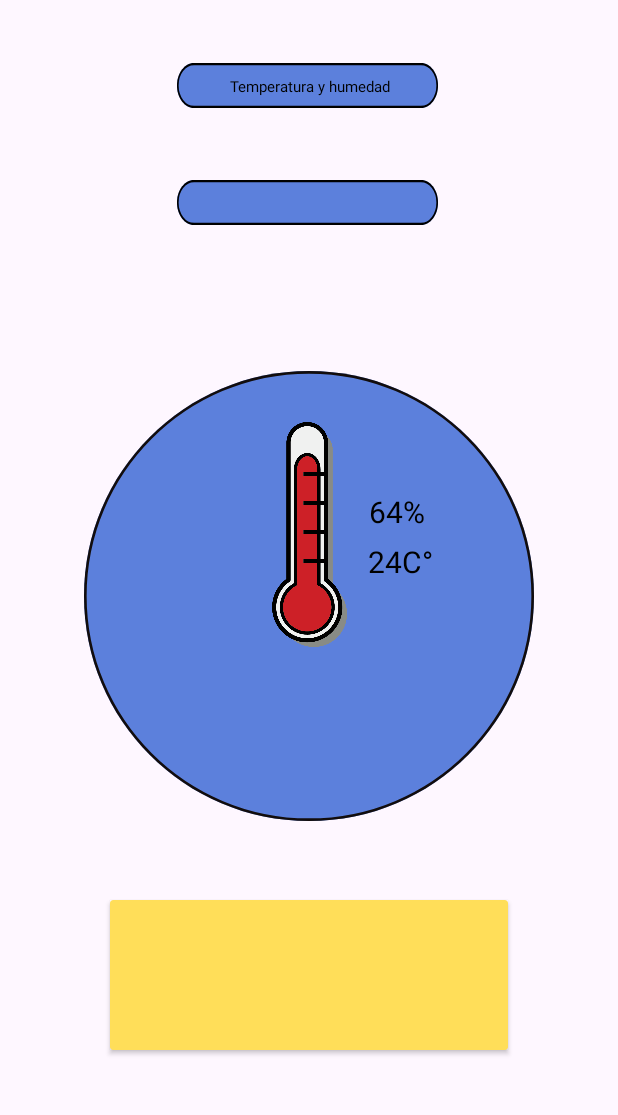
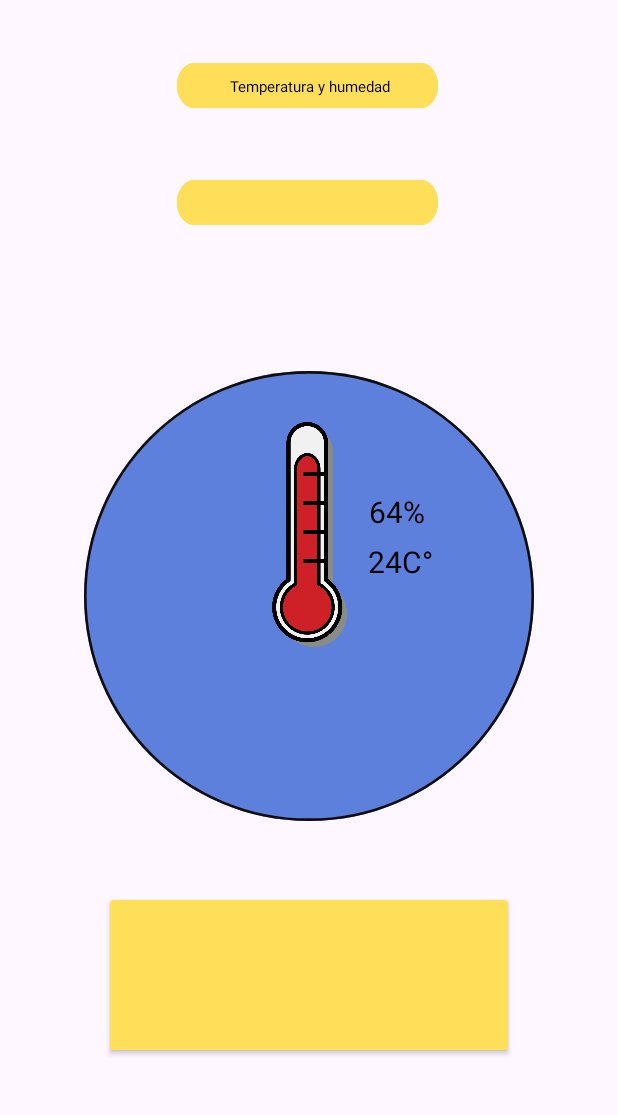
Before and after one commit to dabidgmz/App_integradora, an Android app: the layout activity_sensor_humedad.xml on its own in the app's theme, with its tools: preview values and no code run, on a phone screen of 412 x 824 dp, the part 45-1160 px from its top. Run offline under Robolectric (Android 15) with nearby library versions, the phone set to English and light mode, and no system bars.

Commit message:
la verdad se corrigieron colores y se esta bocando librerias

```diff
--- a/app/src/main/res/layout/activity_sensor_humedad.xml
+++ b/app/src/main/res/layout/activity_sensor_humedad.xml
@@ -66,6 +66,7 @@
         android:id="@+id/rectangle_2"
         android:layout_width="174dp"
         android:layout_height="30dp"
+        android:backgroundTint="@color/amarillo_pollito"
         android:background="@drawable/rectangle_2"
         app:layout_constraintBottom_toTopOf="@+id/guideLine1"
         app:layout_constraintEnd_toStartOf="@+id/guideLine3"
@@ -78,6 +79,7 @@
         android:id="@+id/rectangle_3"
         android:layout_width="174dp"
         android:layout_height="30dp"
+        android:backgroundTint="@color/amarillo_pollito"
         android:background="@drawable/rectangle_2"
         app:layout_constraintBottom_toTopOf="@+id/guideLine1"
         app:layout_constraintEnd_toStartOf="@+id/guideLine3"
--- a/app/src/main/res/layout/activity_sensor_impacto.xml
+++ b/app/src/main/res/layout/activity_sensor_impacto.xml
@@ -51,6 +51,7 @@
         android:id="@+id/rectangle_2"
         android:layout_width="174dp"
         android:layout_height="30dp"
+        android:backgroundTint="@color/amarillo_pollito"
         android:background="@drawable/rectangle_2"
         app:layout_constraintBottom_toTopOf="@+id/guideLine1"
         app:layout_constraintEnd_toStartOf="@+id/guideLine3"
@@ -63,6 +64,7 @@
         android:id="@+id/rectangle_3"
         android:layout_width="174dp"
         android:layout_height="30dp"
+        android:backgroundTint="@color/amarillo_pollito"
         android:background="@drawable/rectangle_2"
         app:layout_constraintBottom_toTopOf="@+id/guideLine1"
         app:layout_constraintEnd_toStartOf="@+id/guideLine3"
@@ -99,8 +101,7 @@
         app:layout_constraintTop_toTopOf="@+id/guideLine6"
         app:layout_constraintVertical_bias="1.0" />
 
-    /*cardview que manda una alerta cuando hay un impacto
-    */
+    <!--cardview que manda una alerta cuando hay un impacto-->
     <androidx.cardview.widget.CardView
         android:id="@+id/alerta"
         android:layout_width="265dp"
```
Also changed, not shown: app/src/main/res/layout/activity_sensor_gas.xml (+7 -6 lines).
